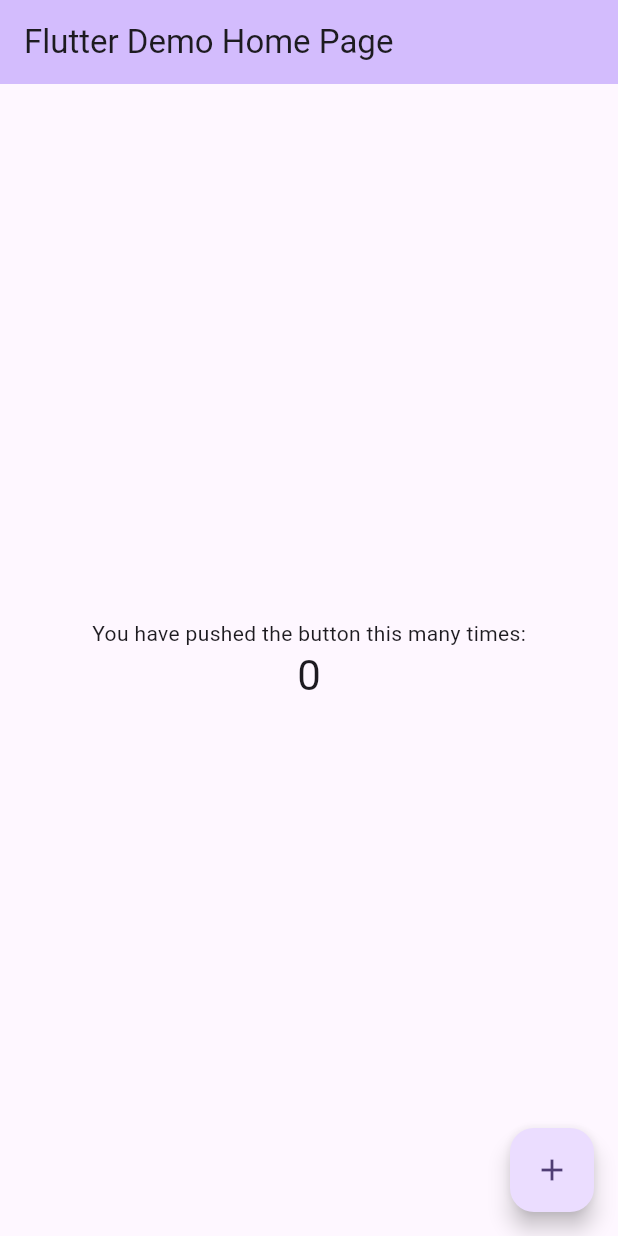
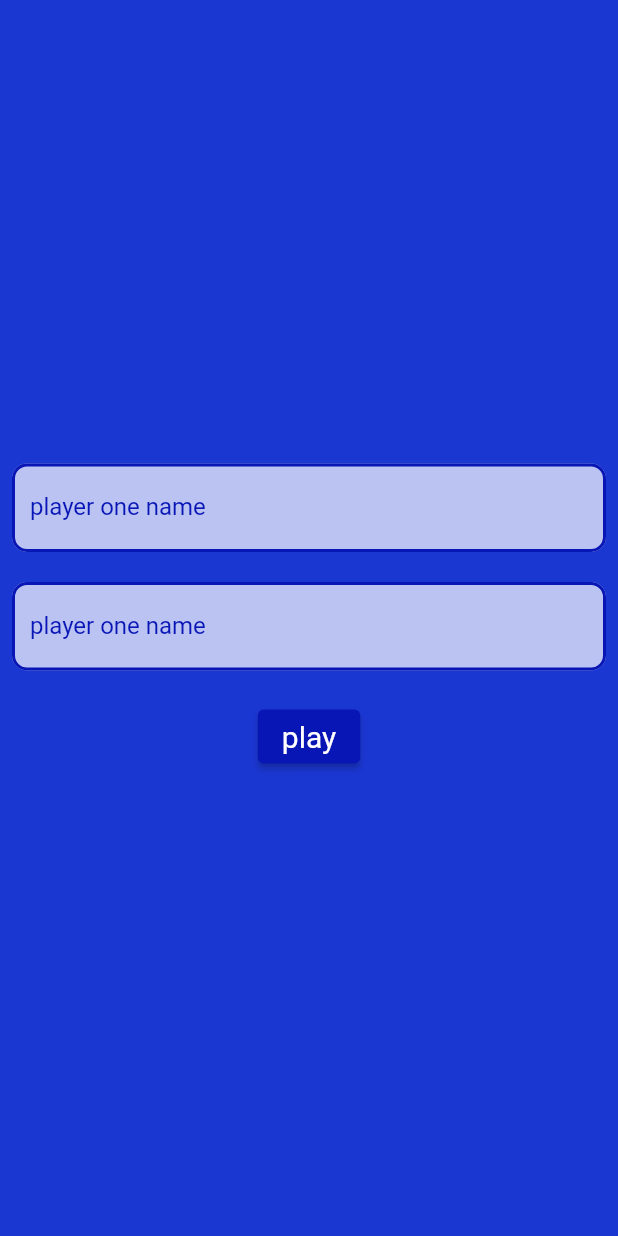
Before and after one commit to MohammedSolyman/tic_tac_toe, a Flutter app: the screen it shows after launch, on a phone screen of 412 x 824 dp. Run offline on Flutter 3.47's test engine with Material 2 defaults, Android fonts, the phone set to English and light mode, and no system bars; our stand-ins replace get.

Commit message:
welcome page was created

```diff
--- /dev/null
+++ b/lib/controllers/controller.dart
@@ -0,0 +1,11 @@
+import 'package:get/get.dart';
+import 'package:tic_tac_toe/models/welcome_view_model.dart';
+import 'package:tic_tac_toe/views/game_view/game_view.dart';
+
+class Controller extends GetxController {
+  Rx<WelcomeViewModel> welcomeViewModel = WelcomeViewModel().obs;
+
+  goToGame() {
+    Get.to(() => const GameView());
+  }
+}
--- a/lib/main.dart
+++ b/lib/main.dart
@@ -1,125 +1,28 @@
 import 'package:flutter/material.dart';
+import 'package:tic_tac_toe/controllers/controller.dart';
+import 'package:tic_tac_toe/theming/my_theme.dart';
+import 'package:tic_tac_toe/views/welcome_view/welcome_view.dart';
+import 'package:get/get.dart';
+
+/*
+https://github.com/MohammedSolyman/tic_tac_toe.git
+*/
 
 void main() {
+  Get.put(Controller());
   runApp(const MyApp());
 }
 
 class MyApp extends StatelessWidget {
   const MyApp({super.key});
 
-  // This widget is the root of your application.
   @override
   Widget build(BuildContext context) {
-    return MaterialApp(
-      title: 'Flutter Demo',
-      theme: ThemeData(
-        // This is the theme of your application.
-        //
-        // TRY THIS: Try running your application with "flutter run". You'll see
-        // the application has a blue toolbar. Then, without quitting the app,
-        // try changing the seedColor in the colorScheme below to Colors.green
-        // and then invoke "hot reload" (save your changes or press the "hot
-        // reload" button in a Flutter-supported IDE, or press "r" if you used
-        // the command line to start the app).
-        //
-        // Notice that the counter didn't reset back to zero; the application
-        // state is not lost during the reload. To reset the state, use hot
-        // restart instead.
-        //
-        // This works for code too, not just values: Most code changes can be
-        // tested with just a hot reload.
-        colorScheme: ColorScheme.fromSeed(seedColor: Colors.deepPurple),
-        useMaterial3: true,
-      ),
-      home: const MyHomePage(title: 'Flutter Demo Home Page'),
+    return GetMaterialApp(
+      themeMode: ThemeMode.system,
+      theme: MyThemeData.lightTheme,
+      darkTheme: MyThemeData.darkTheme,
+      home: const WelcomeView(),
     );
   }
 }
-
-class MyHomePage extends StatefulWidget {
-  const MyHomePage({super.key, required this.title});
-
-  // This widget is the home page of your application. It is stateful, meaning
-  // that it has a State object (defined below) that contains fields that affect
-  // how it looks.
-
-  // This class is the configuration for the state. It holds the values (in this
-  // case the title) provided by the parent (in this case the App widget) and
-  // used by the build method of the State. Fields in a Widget subclass are
-  // always marked "final".
-
-  final String title;
-
-  @override
-  State<MyHomePage> createState() => _MyHomePageState();
-}
-
-class _MyHomePageState extends State<MyHomePage> {
-  int _counter = 0;
-
-  void _incrementCounter() {
-    setState(() {
-      // This call to setState tells the Flutter framework that something has
-      // changed in this State, which causes it to rerun the build method below
-      // so that the display can reflect the updated values. If we changed
-      // _counter without calling setState(), then the build method would not be
-      // called again, and so nothing would appear to happen.
-      _counter++;
-    });
-  }
-
-  @override
-  Widget build(BuildContext context) {
-    // This method is rerun every time setState is called, for instance as done
-    // by the _incrementCounter method above.
-    //
-    // The Flutter framework has been optimized to make rerunning build methods
-    // fast, so that you can just rebuild anything that needs updating rather
-    // than having to individually change instances of widgets.
-    return Scaffold(
-      appBar: AppBar(
-        // TRY THIS: Try changing the color here to a specific color (to
-        // Colors.amber, perhaps?) and trigger a hot reload to see the AppBar
-        // change color while the other colors stay the same.
-        backgroundColor: Theme.of(context).colorScheme.inversePrimary,
-        // Here we take the value from the MyHomePage object that was created by
-        // the App.build method, and use it to set our appbar title.
-        title: Text(widget.title),
-      ),
-      body: Center(
-        // Center is a layout widget. It takes a single child and positions it
-        // in the middle of the parent.
-        child: Column(
-          // Column is also a layout widget. It takes a list of children and
-          // arranges them vertically. By default, it sizes itself to fit its
-          // children horizontally, and tries to be as tall as its parent.
-          //
-          // Column has various properties to control how it sizes itself and
-          // how it positions its children. Here we use mainAxisAlignment to
-          // center the children vertically; the main axis here is the vertical
-          // axis because Columns are vertical (the cross axis would be
-          // horizontal).
-          //
-          // TRY THIS: Invoke "debug painting" (choose the "Toggle Debug Paint"
-          // action in the IDE, or press "p" in the console), to see the
-          // wireframe for each widget.
-          mainAxisAlignment: MainAxisAlignment.center,
-          children: <Widget>[
-            const Text(
-              'You have pushed the button this many times:',
-            ),
-            Text(
-              '$_counter',
-              style: Theme.of(context).textTheme.headlineMedium,
-            ),
-          ],
-        ),
-      ),
-      floatingActionButton: FloatingActionButton(
-        onPressed: _incrementCounter,
-        tooltip: 'Increment',
-        child: const Icon(Icons.add),
-      ), // This trailing comma makes auto-formatting nicer for build methods.
-    );
-  }
-}
--- /dev/null
+++ b/lib/models/welcome_view_model.dart
@@ -0,0 +1,6 @@
+import 'package:flutter/material.dart';
+
+class WelcomeViewModel {
+  TextEditingController tecPlayer1 = TextEditingController();
+  TextEditingController tecPlayer2 = TextEditingController();
+}
--- /dev/null
+++ b/lib/theming/my_colors.dart
@@ -0,0 +1,27 @@
+import 'package:flutter/material.dart';
+
+const MaterialColor lightSwatch = MaterialColor(0xFF1B37D2, <int, Color>{
+  50: Color(0xFFE4E7FA),
+  100: Color(0xFFBBC3F2),
+  200: Color(0xFF8D9BE9),
+  300: Color(0xFF5F73E0),
+  400: Color(0xFF3D55D9),
+  500: Color(0xFF1B37D2),
+  600: Color(0xFF1831CD),
+  700: Color(0xFF142AC7),
+  800: Color(0xFF1023C1),
+  900: Color(0xFF0816B6),
+});
+
+const MaterialColor darkSwatch = MaterialColor(0xFF00041C, <int, Color>{
+  50: Color(0xFFE0E1E4),
+  100: Color(0xFFB3B4BB),
+  200: Color(0xFF80828E),
+  300: Color(0xFF4D4F60),
+  400: Color(0xFF262A3E),
+  500: Color(0xFF00041C),
+  600: Color(0xFF000319),
+  700: Color(0xFF000314),
+  800: Color(0xFF000211),
+  900: Color(0xFF000109),
+});
--- a/lib/theming/my_theme.dart
+++ b/lib/theming/my_theme.dart
@@ -1,39 +1,37 @@
+import 'package:flutter/material.dart';
+import 'package:tic_tac_toe/theming/my_colors.dart';
 
+class MyThemeData {
+  static ThemeData lightTheme = ThemeData(
+      primarySwatch: lightSwatch,
+      primaryColor: lightSwatch.shade500,
+      primaryColorDark: lightSwatch.shade900,
+      primaryColorLight: lightSwatch.shade100,
+      elevatedButtonTheme: LightTheme.elevatedButtonThemeData);
+  static ThemeData darkTheme = ThemeData(
+      primarySwatch: darkSwatch,
+      primaryColor: darkSwatch.shade500,
+      primaryColorDark: darkSwatch.shade900,
+      primaryColorLight: darkSwatch.shade100,
+      elevatedButtonTheme: DarkTheme.elevatedButtonThemeData);
+}
 
+class LightTheme {
+  static ElevatedButtonThemeData elevatedButtonThemeData =
+      ElevatedButtonThemeData(
+          style: ButtonStyle(
+    textStyle: MaterialStatePropertyAll(
+        TextStyle(fontSize: 20, color: lightSwatch.shade50)),
+    backgroundColor: MaterialStatePropertyAll(lightSwatch.shade900),
+  ));
+}
 
-// static const MaterialColor mcgpalette0 = MaterialColor(_mcgpalette0PrimaryValue, <int, Color>{
-//   50: Color(0xFFE4E7FA),
-//   100: Color(0xFFBBC3F2),
-//   200: Color(0xFF8D9BE9),
-//   300: Color(0xFF5F73E0),
-//   400: Color(0xFF3D55D9),
-//   500: Color(_mcgpalette0PrimaryValue),
-//   600: Color(0xFF1831CD),
-//   700: Color(0xFF142AC7),
-//   800: Color(0xFF1023C1),
-//   900: Color(0xFF0816B6),
-// });
-// static const int _mcgpalette0PrimaryValue = 0xFF1B37D2;
-
-
-
-
-
-
-
-
-
-
-// static const MaterialColor mcgpalette0 = MaterialColor(_mcgpalette0PrimaryValue, <int, Color>{
-//   50: Color(0xFFE0E1E4),
-//   100: Color(0xFFB3B4BB),
-//   200: Color(0xFF80828E),
-//   300: Color(0xFF4D4F60),
-//   400: Color(0xFF262A3E),
-//   500: Color(_mcgpalette0PrimaryValue),
-//   600: Color(0xFF000319),
-//   700: Color(0xFF000314),
-//   800: Color(0xFF000211),
-//   900: Color(0xFF000109),
-// });
-// static const int _mcgpalette0PrimaryValue = 0xFF00041C;
+class DarkTheme {
+  static ElevatedButtonThemeData elevatedButtonThemeData =
+      ElevatedButtonThemeData(
+          style: ButtonStyle(
+    textStyle: MaterialStatePropertyAll(
+        TextStyle(fontSize: 20, color: darkSwatch.shade50)),
+    backgroundColor: MaterialStatePropertyAll(darkSwatch.shade900),
+  ));
+}
--- /dev/null
+++ b/lib/views/game_view/game_view.dart
@@ -0,0 +1,16 @@
+import 'package:flutter/material.dart';
+import 'package:tic_tac_toe/views/game_view/land_scape_game_view.dart';
+import 'package:tic_tac_toe/views/game_view/portrait_game_view.dart';
+
+class GameView extends StatelessWidget {
+  const GameView({super.key});
+
+  @override
+  Widget build(BuildContext context) {
+    if (MediaQuery.of(context).orientation == Orientation.portrait) {
+      return const PortraitGameView();
+    } else {
+      return const LandscapeGameView();
+    }
+  }
+}
--- /dev/null
+++ b/lib/views/game_view/land_scape_game_view.dart
@@ -0,0 +1,14 @@
+import 'package:flutter/material.dart';
+
+class LandscapeGameView extends StatelessWidget {
+  const LandscapeGameView({super.key});
+
+  @override
+  Widget build(BuildContext context) {
+    return const Scaffold(
+      body: Center(
+        child: Text('land scape game view'),
+      ),
+    );
+  }
+}
--- /dev/null
+++ b/lib/views/game_view/portrait_game_view.dart
@@ -0,0 +1,14 @@
+import 'package:flutter/material.dart';
+
+class PortraitGameView extends StatelessWidget {
+  const PortraitGameView({super.key});
+
+  @override
+  Widget build(BuildContext context) {
+    return const Scaffold(
+      body: Center(
+        child: Text('portrait game view'),
+      ),
+    );
+  }
+}
--- /dev/null
+++ b/lib/views/top_list_view/top_list_view.dart
@@ -0,0 +1,14 @@
+import 'package:flutter/material.dart';
+
+class TopListView extends StatelessWidget {
+  const TopListView({super.key});
+
+  @override
+  Widget build(BuildContext context) {
+    return const Scaffold(
+      body: Center(
+        child: Text('game view'),
+      ),
+    );
+  }
+}
--- /dev/null
+++ b/lib/views/welcome_view/components/my_form.dart
@@ -0,0 +1,26 @@
+import 'package:flutter/material.dart';
+
+class MyTextFormField extends StatelessWidget {
+  const MyTextFormField({required this.tec, required this.label, super.key});
+
+  final TextEditingController tec;
+  final String label;
+  @override
+  Widget build(BuildContext context) {
+    return TextFormField(
+      decoration: InputDecoration(
+          fillColor: Theme.of(context).primaryColorLight,
+          filled: true,
+          labelText: label,
+          labelStyle: TextStyle(color: Theme.of(context).primaryColorDark),
+          enabledBorder: OutlineInputBorder(
+              borderRadius: BorderRadius.circular(10),
+              borderSide: BorderSide(
+                  width: 2, color: Theme.of(context).primaryColorDark)),
+          focusedBorder: OutlineInputBorder(
+              borderRadius: BorderRadius.circular(10),
+              borderSide: BorderSide(
+                  width: 6, color: Theme.of(context).primaryColorDark))),
+    );
+  }
+}
--- /dev/null
+++ b/lib/views/welcome_view/welcome_view.dart
@@ -0,0 +1,47 @@
+import 'package:flutter/material.dart';
+import 'package:get/get.dart';
+import 'package:tic_tac_toe/controllers/controller.dart';
+import 'package:tic_tac_toe/views/welcome_view/components/my_form.dart';
+
+class WelcomeView extends StatelessWidget {
+  const WelcomeView({super.key});
+
+  @override
+  Widget build(BuildContext context) {
+    Controller controller = Get.find<Controller>();
+
+    return Scaffold(
+      backgroundColor: Theme.of(context).primaryColor,
+      body: Center(
+        child: SingleChildScrollView(
+          child: Padding(
+            padding: const EdgeInsets.all(8.0),
+            child: Column(
+              children: [
+                MyTextFormField(
+                  tec: TextEditingController(),
+                  label: 'player one name',
+                ),
+                const SizedBox(
+                  height: 20,
+                ),
+                MyTextFormField(
+                  tec: TextEditingController(),
+                  label: 'player one name',
+                ),
+                const SizedBox(
+                  height: 20,
+                ),
+                ElevatedButton(
+                    onPressed: () {
+                      controller.goToGame();
+                    },
+                    child: const Text('play'))
+              ],
+            ),
+          ),
+        ),
+      ),
+    );
+  }
+}
```
